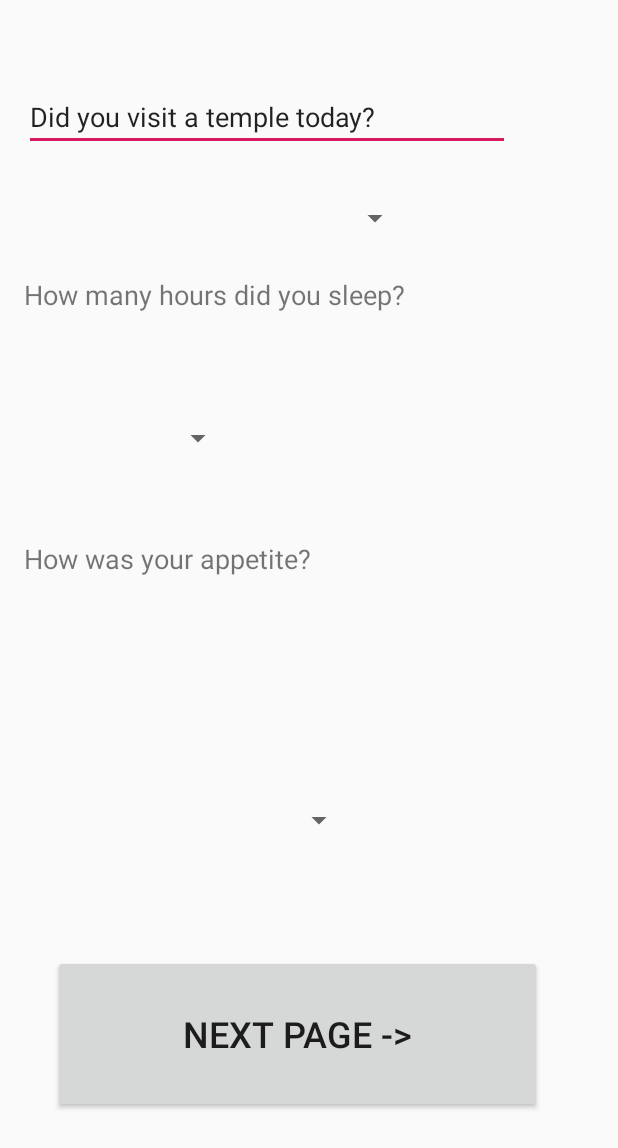
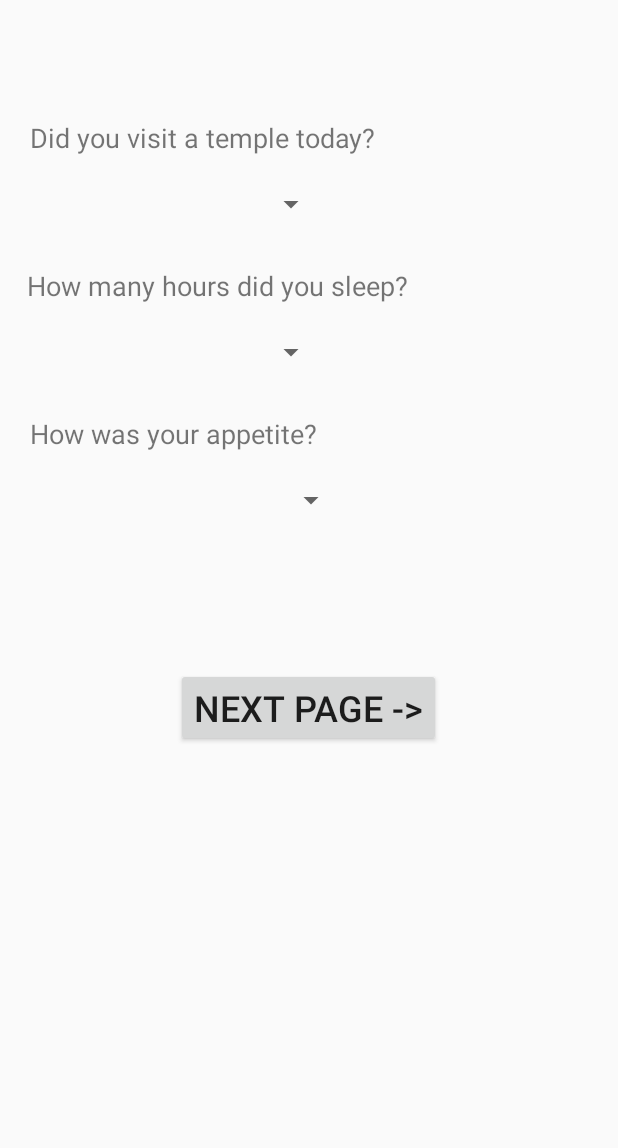
Before and after one commit to soumyasingh23/vr, an Android app: the layout activity_data_collection.xml on its own in the app's theme, with its tools: preview values and no code run, on a phone screen of 412 x 824 dp. Shown: the top 1148 px of the screen. Run offline under Robolectric (Android 15) with nearby library versions, the phone set to English and light mode, and no system bars.

Commit message:
changes in data_coll and direct routing to it from login

```diff
--- a/app/build.gradle
+++ b/app/build.gradle
@@ -23,6 +23,7 @@ dependencies {
     implementation 'com.android.support:appcompat-v7:28.0.0'
     implementation 'com.android.support.constraint:constraint-layout:1.1.3'
     implementation 'com.google.firebase:firebase-core:16.0.1'
+    implementation 'com.google.firebase:firebase-database:16.0.6'
     testImplementation 'junit:junit:4.12'
     androidTestImplementation 'com.android.support.test:runner:1.0.2'
     androidTestImplementation 'com.android.support.test.espresso:espresso-core:3.0.2'
--- a/app/src/main/java/com/example/myvrapp/LogInActivity.java
+++ b/app/src/main/java/com/example/myvrapp/LogInActivity.java
@@ -36,7 +36,7 @@ public class LogInActivity extends AppCompatActivity {
         firebaseAuth = FirebaseAuth.getInstance();
         if(firebaseAuth.getCurrentUser()!=null)
         {
-            startActivity(new Intent(getApplicationContext(), HomeActivity.class));
+            startActivity(new Intent(getApplicationContext(), data_collection.class));
         }
 
         logIn.setOnClickListener(new View.OnClickListener() {
@@ -72,7 +72,7 @@ public class LogInActivity extends AppCompatActivity {
                     public void onComplete(@NonNull Task<AuthResult> task) {
                         if(task.isSuccessful())
                         {
-                            startActivity(new Intent(getApplicationContext(), HomeActivity.class));
+                            startActivity(new Intent(getApplicationContext(), data_collection.class));
                         }
                         else
                         {
--- a/app/src/main/java/com/example/myvrapp/RegisterActivity.java
+++ b/app/src/main/java/com/example/myvrapp/RegisterActivity.java
@@ -32,7 +32,7 @@ public class RegisterActivity extends AppCompatActivity {
         firebaseAuth = FirebaseAuth.getInstance();
         if (firebaseAuth.getCurrentUser() != null) {
             finish();
-            startActivity(new Intent(getApplicationContext(), HomeActivity.class));
+            startActivity(new Intent(getApplicationContext(), data_collection.class));
         }
 
         email = (EditText) findViewById(R.id.emailRegister);
@@ -79,7 +79,7 @@ public class RegisterActivity extends AppCompatActivity {
                             user.updateProfile(profileChangeRequest);
                             Toast.makeText(RegisterActivity.this, "Signed Up successfully!", Toast.LENGTH_SHORT).show();
                             finish();
-                            startActivity(new Intent(getApplicationContext(), HomeActivity.class));
+                            startActivity(new Intent(getApplicationContext(), data_collection.class));
 
 
                         } else {
--- a/app/src/main/java/com/example/myvrapp/data_collection.java
+++ b/app/src/main/java/com/example/myvrapp/data_collection.java
@@ -1,19 +1,38 @@
 package com.example.myvrapp;
 
+import android.content.Intent;
 import android.support.v7.app.AppCompatActivity;
 import android.os.Bundle;
 import android.widget.ArrayAdapter;
 import android.widget.Spinner;
+import android.widget.TextView;
+
+import com.google.firebase.auth.FirebaseAuth;
+import com.google.firebase.auth.FirebaseUser;
+
+import org.w3c.dom.Text;
 
 import java.lang.reflect.Array;
 
 public class data_collection extends AppCompatActivity {
 
+    private FirebaseAuth firebaseAuth;
+    TextView userName;
     @Override
     protected void onCreate(Bundle savedInstanceState) {
 
         super.onCreate(savedInstanceState);
         setContentView(R.layout.activity_data_collection);
+
+        userName = (TextView) findViewById(R.id.userName);
+        firebaseAuth = FirebaseAuth.getInstance();
+        if (firebaseAuth.getCurrentUser() == null) {
+            startActivity(new Intent(getApplicationContext(), LogInActivity.class));
+        }
+
+        FirebaseUser user = firebaseAuth.getCurrentUser();
+        userName.setText("Hello, " + user.getDisplayName());
+
         Spinner templev = (Spinner) findViewById(R.id.spinner1);
         ArrayAdapter<String> myadapter = new ArrayAdapter<>(data_collection.this,android.R.layout.simple_list_item_1,getResources().getStringArray(R.array.choices));
         myadapter.setDropDownViewResource(android.R.layout.simple_spinner_dropdown_item );
--- a/app/src/main/res/layout/activity_data_collection.xml
+++ b/app/src/main/res/layout/activity_data_collection.xml
@@ -1,101 +1,78 @@
 <?xml version="1.0" encoding="utf-8"?>
-<RelativeLayout xmlns:android="http://schemas.android.com/apk/res/android"
+<LinearLayout xmlns:android="http://schemas.android.com/apk/res/android"
     xmlns:app="http://schemas.android.com/apk/res-auto"
     xmlns:tools="http://schemas.android.com/tools"
     android:layout_width="match_parent"
     android:layout_height="match_parent"
-    android:paddingLeft="16dp"
-    android:paddingTop="16dp"
-    android:paddingRight="16dp"
-    android:paddingBottom="16dp"
+    android:orientation="vertical"
     tools:context=".data_collection">
 
-    <EditText
-        android:id="@+id/editText"
-        android:layout_width="378dp"
+    <TextView
+        android:id="@+id/userName"
+        android:layout_width="match_parent"
         android:layout_height="wrap_content"
-        android:layout_alignParentTop="true"
-        android:layout_alignParentEnd="true"
-        android:layout_alignParentRight="true"
-        android:layout_alignParentLeft="true"
-        android:layout_marginRight="56dp"
-        android:layout_marginTop="39dp"
-        android:layout_marginEnd="56dp"
-        android:layout_weight="1"
-        android:ems="10"
-        android:inputType="textPersonName"
-        android:text="Did you visit a temple today?" />
+        android:layout_marginLeft="20dp"
+        android:layout_marginTop="30dp" />
+
+    <TextView
+        android:id="@+id/textView4"
+        android:layout_width="match_parent"
+        android:layout_height="wrap_content"
+        android:layout_marginLeft="20dp"
+        android:layout_marginTop="30dp"
+        android:text="Did you visit a temple today?"
+        android:textSize="18sp" />
 
     <Spinner
         android:id="@+id/spinner1"
-        android:layout_width="344dp"
+        android:layout_width="198dp"
         android:layout_height="wrap_content"
-        android:layout_alignParentTop="true"
-        android:layout_alignParentEnd="true"
-        android:layout_alignParentRight="true"
-        android:layout_marginTop="117dp"
-        android:layout_marginEnd="122dp"
-        android:layout_marginRight="122dp" />
+        android:layout_marginLeft="20dp"
+        android:layout_marginTop="20dp" />
 
     <TextView
         android:id="@+id/textView5"
-        android:layout_width="322dp"
-        android:layout_height="50dp"
-        android:layout_alignParentStart="true"
-        android:layout_alignParentLeft="true"
-        android:layout_alignParentTop="true"
-        android:layout_marginStart="0dp"
-        android:layout_marginLeft="0dp"
-        android:layout_marginTop="168dp"
+        android:layout_width="match_parent"
+        android:layout_height="wrap_content"
+        android:layout_marginStart="18dp"
+        android:layout_marginLeft="20dp"
+        android:layout_marginTop="30dp"
         android:text="How many hours did you sleep?"
         android:textSize="18sp" />
 
     <Spinner
         android:id="@+id/spinner2"
         android:layout_width="198dp"
-        android:layout_height="50dp"
-        android:layout_alignParentTop="true"
-        android:layout_alignParentEnd="true"
-        android:layout_alignParentRight="true"
-        android:layout_marginTop="251dp"
-        android:layout_marginEnd="240dp"
-        android:layout_marginRight="240dp" />
+        android:layout_height="wrap_content"
+        android:layout_marginLeft="20dp"
+        android:layout_marginTop="20dp"
+         />
 
     <TextView
         android:id="@+id/textView6"
-        android:layout_width="364dp"
-        android:layout_height="45dp"
-        android:layout_alignParentStart="true"
-        android:layout_alignParentLeft="true"
-        android:layout_alignParentTop="true"
-        android:layout_marginStart="0dp"
-        android:layout_marginLeft="0dp"
-        android:layout_marginTop="344dp"
-        android:text="TextView"
+        android:layout_width="match_parent"
+        android:layout_height="wrap_content"
+        android:layout_marginLeft="20dp"
+        android:layout_marginTop="30dp"
+        android:text="How was your appetite?"
         android:textSize="18sp"
         tools:text="How was your appetite?" />
 
     <Spinner
         android:id="@+id/spinner3"
         android:layout_width="211dp"
-        android:layout_height="46dp"
-        android:layout_alignParentStart="true"
-        android:layout_alignParentLeft="true"
-        android:layout_alignParentBottom="true"
-        android:layout_marginStart="9dp"
-        android:layout_marginLeft="9dp"
-        android:layout_marginBottom="238dp" />
+        android:layout_height="wrap_content"
+        android:layout_marginLeft="20dp"
+        android:layout_marginTop="20dp" />
 
     <Button
         android:id="@+id/button"
-        android:layout_width="326dp"
-        android:layout_height="105dp"
-        android:layout_alignParentStart="true"
-        android:layout_alignParentLeft="true"
-        android:layout_alignParentBottom="true"
-        android:layout_marginStart="19dp"
-        android:layout_marginLeft="19dp"
-        android:layout_marginBottom="66dp"
+        android:layout_width="wrap_content"
+        android:layout_height="wrap_content"
+        android:layout_gravity="center"
+
+        android:layout_marginTop="100dp"
+        android:layout_marginBottom="31dp"
         android:text="NEXT PAGE ->"
         android:textSize="24sp" />
-</RelativeLayout>
+</LinearLayout>
--- a/app/src/main/res/layout/activity_log_in.xml
+++ b/app/src/main/res/layout/activity_log_in.xml
@@ -36,7 +36,6 @@
             android:layout_width="match_parent"
             android:layout_height="wrap_content"
             android:layout_marginLeft="20dp"
-            android:layout_marginEnd="17dp"
             android:layout_marginRight="20dp"
             android:layout_marginBottom="29dp"
             android:ems="10"
@@ -55,11 +54,7 @@
             android:layout_marginBottom="0dp"
             android:ems="10"
             android:hint="Password"
-            android:inputType="textPassword"
-            app:layout_constraintBottom_toTopOf="@+id/logInBtn"
-            app:layout_constraintEnd_toEndOf="@+id/emailLogIn"
-            app:layout_constraintStart_toStartOf="@+id/emailLogIn"
-            app:layout_constraintTop_toBottomOf="@+id/emailLogIn" />
+            android:inputType="textPassword" />
 
         <Button
             android:id="@+id/signUpButton"
```
